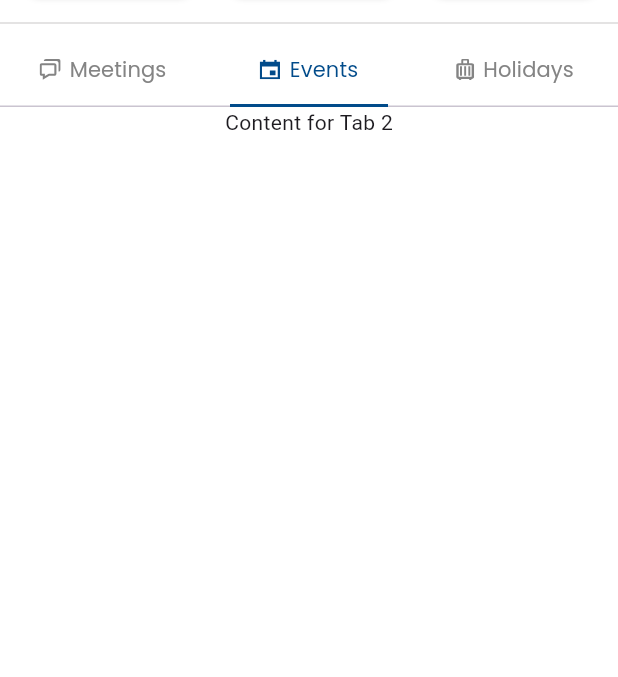
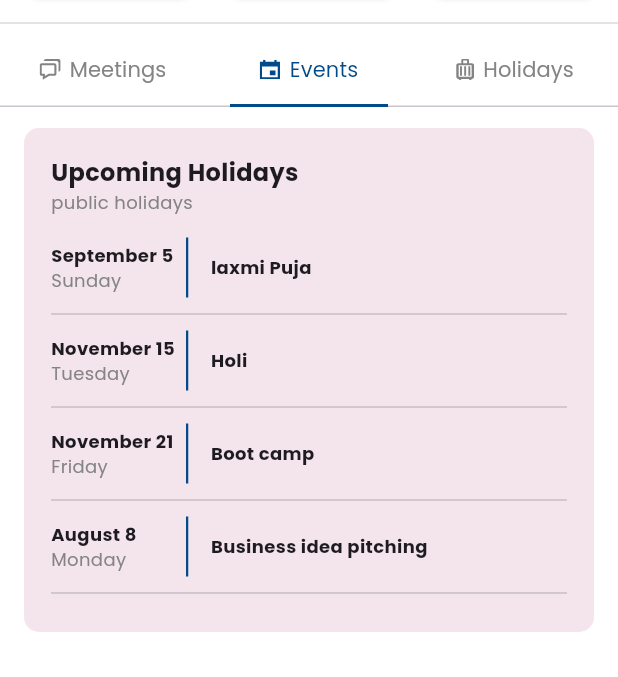
Before and after one commit to susan040/hr_management, a Flutter app: the HomeScreen screen opened directly, tab 2 chosen, scrolled down 114 dp, on a phone screen of 412 x 824 dp, the part 559-1236 px from its top. Run offline on Flutter 3.47's test engine with Material 3 defaults, Android fonts, the phone set to English and light mode, and no system bars; our stand-ins replace cached_network_image, flutter_svg, get, permission_handler; network calls fail.

Commit message:
added events and holidays in home screen

```diff
--- a/lib/views/dashboard/home_screen.dart
+++ b/lib/views/dashboard/home_screen.dart
@@ -214,9 +214,14 @@ class HomeScreen extends StatelessWidget {
                   mainAxisAlignment: MainAxisAlignment.spaceBetween,
                   children: [
                     Text("Services", style: CustomTextStyles.f16W600()),
-                    Text("View All",
-                        style: CustomTextStyles.f14W400(
-                            color: AppColors.primaryColor)),
+                    InkWell(
+                      onTap: (){
+
+                      },
+                      child: Text("View All",
+                          style: CustomTextStyles.f14W400(
+                              color: AppColors.primaryColor)),
+                    ),
                   ],
                 ),
               ),
--- /dev/null
+++ b/lib/widgets/events_widgets.dart
@@ -0,0 +1,147 @@
+import 'package:flutter/material.dart';
+import 'package:hr_management/utils/colors.dart';
+import 'package:hr_management/utils/custom_text_style.dart';
+
+class EventsWidgets extends StatelessWidget {
+  const EventsWidgets({super.key});
+
+  @override
+  Widget build(BuildContext context) {
+    return Container(
+      margin: const EdgeInsets.only(left: 16, right: 16, top: 14),
+      padding: const EdgeInsets.all(18),
+      width: double.infinity,
+      decoration: BoxDecoration(
+        color: AppColors.lightPink,
+        borderRadius: BorderRadius.circular(10),
+      ),
+      child: Column(
+        crossAxisAlignment: CrossAxisAlignment.start,
+        children: [
+          Text("Upcoming Holidays", style: CustomTextStyles.f16W600()),
+          Text("public holidays",
+              style: CustomTextStyles.f12W400(
+                  color: AppColors.secondaryTextColor)),
+          const SizedBox(height: 15),
+          EventItem(date: "September 5", day: "Sunday", title: "laxmi Puja"),
+          const SizedBox(height: 3),
+          Divider(
+            thickness: 0.4,
+            color: AppColors.secondaryTextColor,
+          ),
+          const SizedBox(height: 3),
+          EventItem(date: "November 15", day: "Tuesday", title: "Holi"),
+          const SizedBox(height: 3),
+          Divider(
+            thickness: 0.4,
+            color: AppColors.secondaryTextColor,
+          ),
+          const SizedBox(height: 3),
+          EventItem(date: "November 21", day: "Friday", title: "Boot camp"),
+          const SizedBox(height: 3),
+          Divider(
+            thickness: 0.4,
+            color: AppColors.secondaryTextColor,
+          ),
+          const SizedBox(height: 3),
+          EventItem(
+              date: "August 8", day: "Monday", title: "Business idea pitching"),
+          const SizedBox(height: 3),
+          Divider(
+            thickness: 0.4,
+            color: AppColors.secondaryTextColor,
+          ),
+        ],
+      ),
+    );
+  }
+}
+
+class EventItem extends StatelessWidget {
+  final String date;
+  final String day;
+  final String title;
+
+  const EventItem({
+    required this.date,
+    required this.day,
+    required this.title,
+  });
+
+  @override
+  Widget build(BuildContext context) {
+    return Row(
+      children: [
+        Column(
+          crossAxisAlignment: CrossAxisAlignment.start,
+          children: [
+            SizedBox(
+                width: 90,
+                child: Text(date, style: CustomTextStyles.f12W600())),
+            Text(day,
+                style: CustomTextStyles.f12W400(
+                    color: AppColors.secondaryTextColor)),
+          ],
+        ),
+        Container(height: 40, width: 1.5, color: AppColors.primaryColor),
+        const SizedBox(width: 15),
+        Text(title, style: CustomTextStyles.f12W600()),
+      ],
+    );
+  }
+}
+
+class HolidaysWidget extends StatelessWidget {
+  const HolidaysWidget({super.key});
+
+  @override
+  Widget build(BuildContext context) {
+    return Container(
+      margin: const EdgeInsets.only(left: 16, right: 16, top: 14),
+      padding: const EdgeInsets.all(18),
+      width: double.infinity,
+      decoration: BoxDecoration(
+        color: AppColors.lightPink,
+        borderRadius: BorderRadius.circular(10),
+      ),
+      child: Column(
+        crossAxisAlignment: CrossAxisAlignment.start,
+        children: [
+          Text("Upcoming Events", style: CustomTextStyles.f16W600()),
+          Text("public events",
+              style: CustomTextStyles.f12W400(
+                  color: AppColors.secondaryTextColor)),
+          const SizedBox(height: 15),
+          EventItem(
+              date: "March 6", day: "Monday", title: "Rangoli creativity"),
+          const SizedBox(height: 3),
+          Divider(
+            thickness: 0.4,
+            color: AppColors.secondaryTextColor,
+          ),
+          const SizedBox(height: 3),
+          EventItem(date: "June 17", day: "Tuesday", title: "Treasure hunt"),
+          const SizedBox(height: 3),
+          Divider(
+            thickness: 0.4,
+            color: AppColors.secondaryTextColor,
+          ),
+          const SizedBox(height: 3),
+          EventItem(date: "July 21", day: "Friday", title: "Boot camp"),
+          const SizedBox(height: 3),
+          Divider(
+            thickness: 0.4,
+            color: AppColors.secondaryTextColor,
+          ),
+          const SizedBox(height: 3),
+          EventItem(date: "November 21", day: "Friday", title: "Good Friday"),
+          const SizedBox(height: 3),
+          Divider(
+            thickness: 0.4,
+            color: AppColors.secondaryTextColor,
+          ),
+        ],
+      ),
+    );
+  }
+}
--- a/lib/widgets/tab_bar_widget.dart
+++ b/lib/widgets/tab_bar_widget.dart
@@ -5,6 +5,7 @@ import 'package:hr_management/controller/dashboard/home_screen_controller.dart';
 import 'package:hr_management/utils/colors.dart';
 import 'package:hr_management/utils/custom_text_style.dart';
 import 'package:hr_management/utils/image_path.dart';
+import 'package:hr_management/widgets/events_widgets.dart';
 
 class TabBarWidget extends StatelessWidget {
   const TabBarWidget({
@@ -91,8 +92,8 @@ class TabBarWidget extends StatelessWidget {
                   SizedBox(height: 14)
                 ],
               ),
-              Center(child: Text("Content for Tab 2")),
-              Center(child: Text("Content for Tab 3")),
+              EventsWidgets(),
+              HolidaysWidget()
             ],
           );
         }),
```
